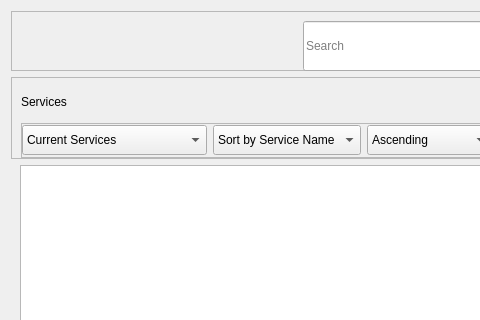
Before: the Qt Designer form ui_files/services_page.ui in xbryan25/hotel-management-system, drawn with Qt 5; both pictures show x 0 to 480 and y 0 to 320 of the 1030 by 750 pixel window.
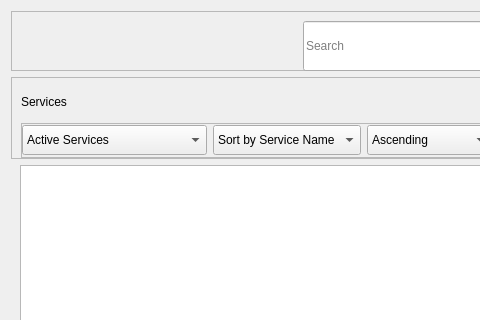
After: the same form once the commit is applied.

Commit message:
feat(services_page): add add_edit_service_dialog and add_edit_service_dialog_controller
Services can now be added using the application

```diff
--- a/ui_files/services_page.ui
+++ b/ui_files/services_page.ui
@@ -163,7 +163,7 @@
            </property>
            <item>
             <property name="text">
-             <string>Current Services</string>
+             <string>Active Services</string>
             </property>
            </item>
            <item>
```
The commit also changes 10 other files.
